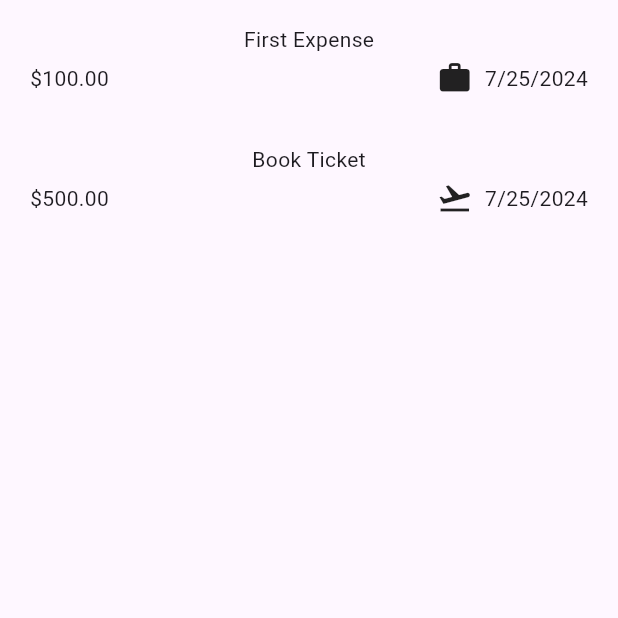
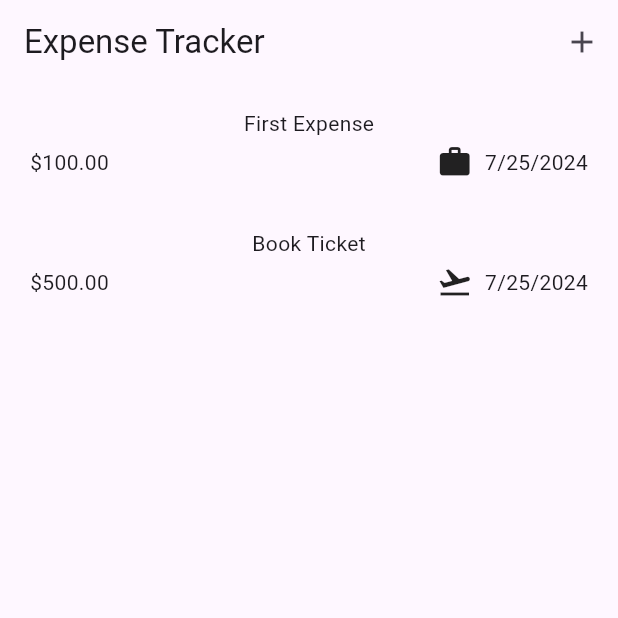
Before and after one commit to Jalo1982/expense_tracker, a Flutter app: the screen it shows after launch, on a phone screen of 412 x 824 dp, the top half of it. Run offline on Flutter 3.47's test engine with Material 3 defaults, Android fonts, the phone set to English and light mode, and no system bars.

Commit message:
Setting an AppBar with a title and actions

```diff
--- a/lib/widgets/expenses.dart
+++ b/lib/widgets/expenses.dart
@@ -25,6 +25,10 @@ class _ExpensesState extends State<Expenses> {
   @override
   Widget build(BuildContext context) {
     return Scaffold(
+      appBar: AppBar(
+        title: const Text('Expense Tracker'),
+        actions: [IconButton(onPressed: () {}, icon: const Icon(Icons.add))],
+      ),
       body: Column(
         children: [
           Expanded(
```
